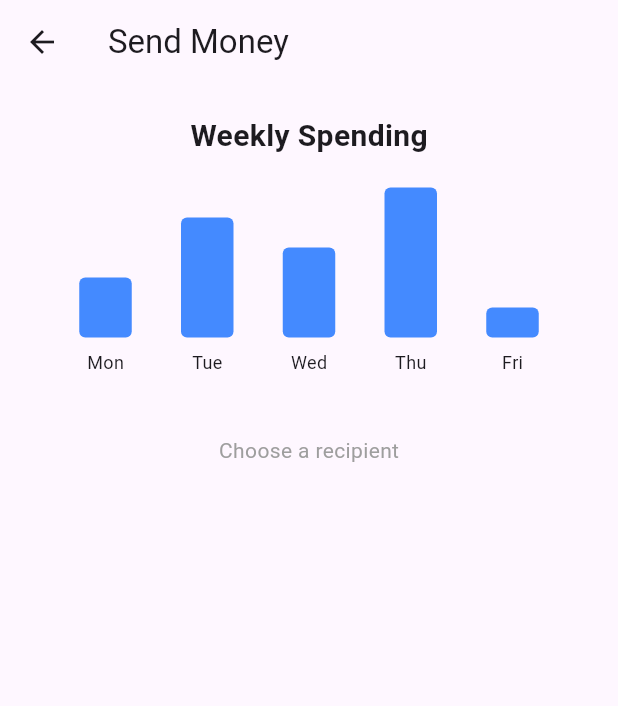
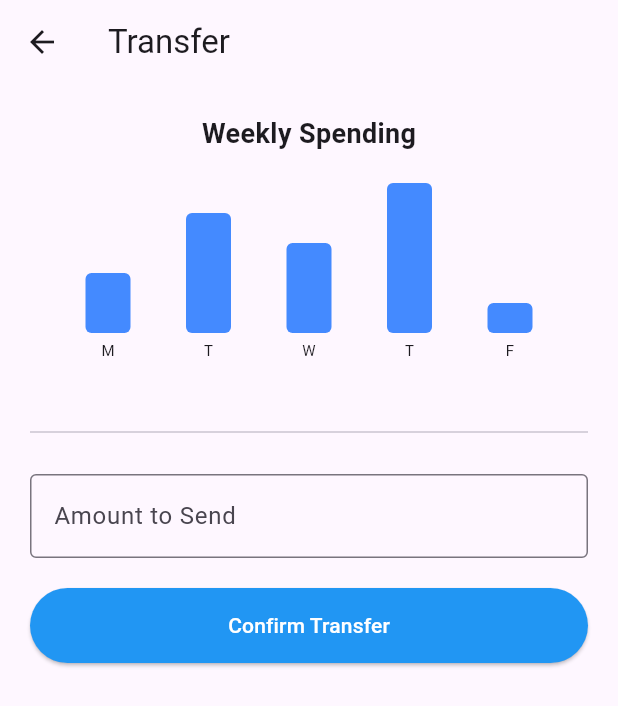
Before and after one commit to fahadqaseem/revolut_clone, a Flutter app: the SendMoneyScreen screen opened directly, on a phone screen of 412 x 824 dp. Shown: the top 706 px of the screen. Run offline on Flutter 3.47's test engine with Material 3 defaults, Android fonts, the phone set to English and light mode, and no system bars.

Commit message:
Integrated Transfer screen and Dark Mode support

```diff
--- a/frontend/lib/main.dart
+++ b/frontend/lib/main.dart
@@ -195,62 +195,115 @@ class _RevolutCloneState extends State<RevolutClone> {
   }
 }
 
-class SendMoneyScreen extends StatelessWidget {
+class SendMoneyScreen extends StatefulWidget {
   const SendMoneyScreen({super.key});
+
+  @override
+  State<SendMoneyScreen> createState() => _SendMoneyScreenState();
+}
+
+class _SendMoneyScreenState extends State<SendMoneyScreen> {
+  final TextEditingController _amountController = TextEditingController();
+  bool isSending = false;
+
+  Future<void> sendToPython() async {
+    if (_amountController.text.isEmpty) return;
+
+    setState(() => isSending = true);
+    try {
+      final response = await http.post(
+        Uri.parse('http://127.0.0.1:8000/send-money'), // Windows address
+        headers: {"Content-Type": "application/json"},
+        body: jsonEncode({
+          "amount": _amountController.text,
+          "recipient": "Elon Musk"
+        }),
+      );
+
+      if (response.statusCode == 200) {
+        if (!mounted) return;
+        ScaffoldMessenger.of(context).showSnackBar(
+          const SnackBar(content: Text("Money Sent Successfully!")),
+        );
+        Navigator.pop(context);
+      }
+    } catch (e) {
+      if (!mounted) return;
+      ScaffoldMessenger.of(context).showSnackBar(
+        SnackBar(content: Text("Error: $e")),
+      );
+    } finally {
+      setState(() => isSending = false);
+    }
+  }
 
   @override
   Widget build(BuildContext context) {
     return Scaffold(
-      appBar: AppBar(title: const Text("Send Money")),
-      body: Column( // This replaces the "Center" widget
-        children: [
-          const Padding(
-            padding: EdgeInsets.all(20),
-            child: Text(
-              "Weekly Spending",
-              style: TextStyle(fontSize: 20, fontWeight: FontWeight.bold),
-            ),
-          ),
-
-          // The Chart Row
-          Padding(
-            padding: const EdgeInsets.symmetric(horizontal: 20),
-            child: Row(
+      appBar: AppBar(title: const Text("Transfer")),
+      body: SingleChildScrollView( // Added scroll so keyboard doesn't block the chart
+        padding: const EdgeInsets.all(20.0),
+        child: Column(
+          children: [
+            // --- THE CHART IS BACK ---
+            const Text("Weekly Spending",
+              style: TextStyle(fontSize: 18, fontWeight: FontWeight.bold)),
+            const SizedBox(height: 20),
+            Row(
               mainAxisAlignment: MainAxisAlignment.spaceEvenly,
-              crossAxisAlignment: CrossAxisAlignment.end, // Aligns bars to the bottom
+              crossAxisAlignment: CrossAxisAlignment.end,
               children: [
-                _buildBar(40, "Mon"),
-                _buildBar(80, "Tue"),
-                _buildBar(60, "Wed"),
-                _buildBar(100, "Thu"),
-                _buildBar(20, "Fri"),
+                _buildBar(40, "M"),
+                _buildBar(80, "T"),
+                _buildBar(60, "W"),
+                _buildBar(100, "T"),
+                _buildBar(20, "F"),
               ],
             ),
-          ),
+            const SizedBox(height: 40),
+            const Divider(),
+            const SizedBox(height: 20),
 
-          const SizedBox(height: 40),
-
-          const Text("Choose a recipient", style: TextStyle(color: Colors.grey)),
-          // You can add more buttons or a list here later!
-        ],
+            // --- THE SEND MONEY UI ---
+            TextField(
+              controller: _amountController,
+              keyboardType: TextInputType.number,
+              decoration: const InputDecoration(
+                labelText: "Amount to Send",
+                prefixText: "€ ",
+                border: OutlineInputBorder(),
+              ),
+            ),
+            const SizedBox(height: 20),
+            ElevatedButton(
+              onPressed: isSending ? null : sendToPython,
+              style: ElevatedButton.styleFrom(
+                minimumSize: const Size(double.infinity, 50),
+                backgroundColor: Colors.blue,
+              ),
+              child: isSending
+                ? const CircularProgressIndicator(color: Colors.white)
+                : const Text("Confirm Transfer", style: TextStyle(color: Colors.white)),
+            ),
+          ],
+        ),
       ),
     );
   }
 
-  // This helper goes INSIDE the SendMoneyScreen class but OUTSIDE the build method
   Widget _buildBar(double height, String label) {
     return Column(
       children: [
         Container(
-          width: 35,
+          width: 30,
           height: height,
           decoration: BoxDecoration(
             color: Colors.blueAccent,
             borderRadius: BorderRadius.circular(4),
           ),
         ),
-        const SizedBox(height: 8),
-        Text(label, style: const TextStyle(fontSize: 12)),
+        const SizedBox(height: 4),
+        Text(label, style: const TextStyle(fontSize: 10)),
       ],
     );
   }
```
